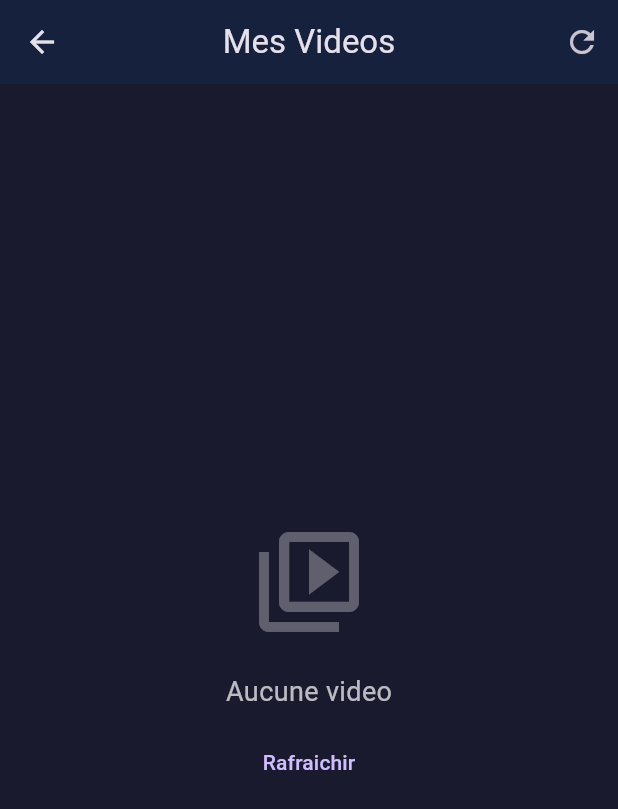
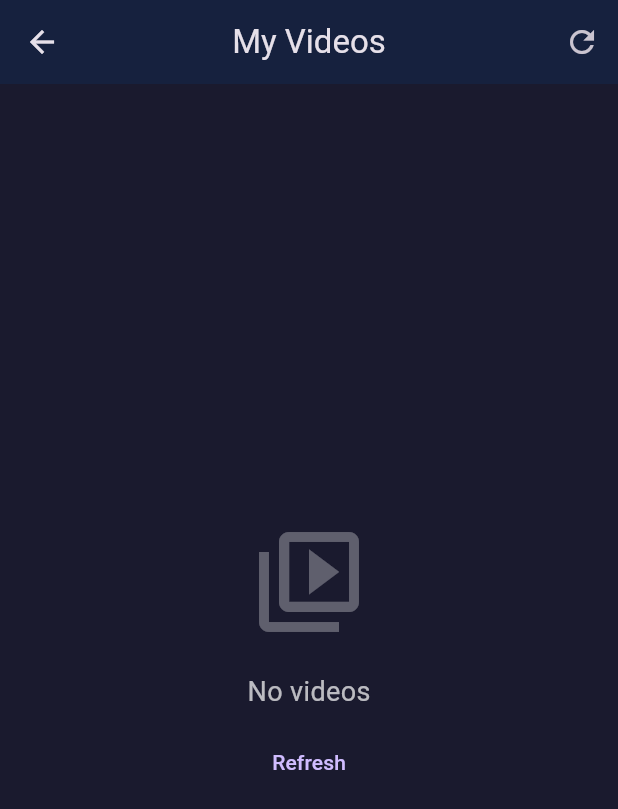
Before and after one commit to svinkels73/dakar301_ios, a Flutter app: the screen it shows after launch, after a tap on the "video collection" icon, on a phone screen of 412 x 824 dp. Shown: the top 809 px of the screen. Run offline on Flutter 3.47's test engine with Material 3 defaults, Android fonts, the phone set to English and light mode, and no system bars; our stand-ins replace connectivity_plus, image_picker, share_plus, shared_preferences, sqflite; missing offline and left inert: workmanager; accounts and stored records are empty; network calls fail.

Commit message:
v3.5.0 - Full English translation
- Translated all UI text from French to English
- home_screen.dart: status messages, buttons, dialogs
- videos_screen.dart: titles, dialogs, messages
- Version bumped to 3.5.0+17

🤖 Generated with [Claude Code](https://claude.com/claude-code)

Co-Authored-By: Claude Opus 4.5 <noreply@anthropic.com>

```diff
--- a/lib/screens/home_screen.dart
+++ b/lib/screens/home_screen.dart
@@ -68,7 +68,7 @@ class _HomeScreenState extends State<HomeScreen> with WidgetsBindingObserver {
     if (mounted) {
       setState(() {
         _isConnected = connected;
-        _statusMessage = connected ? 'Connecte au serveur' : 'Hors ligne';
+        _statusMessage = connected ? 'Connected to server' : 'Offline';
       });
     }
 
@@ -82,7 +82,7 @@ class _HomeScreenState extends State<HomeScreen> with WidgetsBindingObserver {
     if (_queueCount == 0 || _isUploading) return;
 
     setState(() {
-      _statusMessage = 'Envoi des fichiers en attente...';
+      _statusMessage = 'Sending queued files...';
     });
 
     final uploaded = await QueueService.processQueue();
@@ -91,9 +91,9 @@ class _HomeScreenState extends State<HomeScreen> with WidgetsBindingObserver {
     if (mounted) {
       setState(() {
         if (uploaded > 0) {
-          _statusMessage = '$uploaded fichier(s) envoye(s)!';
+          _statusMessage = '$uploaded file(s) sent!';
         } else {
-          _statusMessage = _isConnected ? 'Connecte au serveur' : 'Hors ligne';
+          _statusMessage = _isConnected ? 'Connected to server' : 'Offline';
         }
       });
     }
@@ -111,7 +111,7 @@ class _HomeScreenState extends State<HomeScreen> with WidgetsBindingObserver {
       }
     } catch (e) {
       setState(() {
-        _statusMessage = 'Erreur camera';
+        _statusMessage = 'Camera error';
       });
     }
   }
@@ -128,7 +128,7 @@ class _HomeScreenState extends State<HomeScreen> with WidgetsBindingObserver {
       }
     } catch (e) {
       setState(() {
-        _statusMessage = 'Erreur camera';
+        _statusMessage = 'Camera error';
       });
     }
   }
@@ -139,7 +139,7 @@ class _HomeScreenState extends State<HomeScreen> with WidgetsBindingObserver {
         context: context,
         builder: (context) => AlertDialog(
           backgroundColor: const Color(0xFF16213e),
-          title: const Text('Choisir', style: TextStyle(color: Colors.white)),
+          title: const Text('Choose', style: TextStyle(color: Colors.white)),
           content: Column(
             mainAxisSize: MainAxisSize.min,
             children: [
@@ -171,7 +171,7 @@ class _HomeScreenState extends State<HomeScreen> with WidgetsBindingObserver {
       }
     } catch (e) {
       setState(() {
-        _statusMessage = 'Erreur selection';
+        _statusMessage = 'Selection error';
       });
     }
   }
@@ -181,7 +181,7 @@ class _HomeScreenState extends State<HomeScreen> with WidgetsBindingObserver {
       // Try direct upload
       setState(() {
         _isUploading = true;
-        _statusMessage = 'Upload en cours...';
+        _statusMessage = 'Uploading...';
       });
 
       Map<String, dynamic>? result;
@@ -197,7 +197,7 @@ class _HomeScreenState extends State<HomeScreen> with WidgetsBindingObserver {
 
       if (result != null) {
         setState(() {
-          _statusMessage = '${type == 'video' ? 'Video' : 'Photo'} envoyee!';
+          _statusMessage = '${type == 'video' ? 'Video' : 'Photo'} sent!';
         });
       } else {
         // Upload failed - add to queue
@@ -214,14 +214,14 @@ class _HomeScreenState extends State<HomeScreen> with WidgetsBindingObserver {
     await _updateQueueCount();
 
     setState(() {
-      _statusMessage = 'Ajoute a la file ($_queueCount en attente)';
+      _statusMessage = 'Added to queue ($_queueCount pending)';
     });
 
     // Show snackbar
     if (mounted) {
       ScaffoldMessenger.of(context).showSnackBar(
         SnackBar(
-          content: Text('${type == 'video' ? 'Video' : 'Photo'} ajoutee a la file d\'attente'),
+          content: Text('${type == 'video' ? 'Video' : 'Photo'} added to queue'),
           backgroundColor: Colors.orange,
           duration: const Duration(seconds: 2),
         ),
@@ -320,7 +320,7 @@ class _HomeScreenState extends State<HomeScreen> with WidgetsBindingObserver {
               if (_queueCount > 0) ...[
                 const SizedBox(height: 10),
                 Text(
-                  '$_queueCount fichier(s) en attente',
+                  '$_queueCount file(s) pending',
                   style: const TextStyle(color: Colors.orange, fontSize: 14),
                 ),
               ],
@@ -331,7 +331,7 @@ class _HomeScreenState extends State<HomeScreen> with WidgetsBindingObserver {
               ElevatedButton.icon(
                 onPressed: _isUploading ? null : _captureVideo,
                 icon: const Icon(Icons.videocam, size: 24),
-                label: const Text('Capturer Video', style: TextStyle(fontSize: 16)),
+                label: const Text('Capture Video', style: TextStyle(fontSize: 16)),
                 style: ElevatedButton.styleFrom(
                   backgroundColor: const Color(0xFFe94560),
                   foregroundColor: Colors.white,
@@ -347,7 +347,7 @@ class _HomeScreenState extends State<HomeScreen> with WidgetsBindingObserver {
               ElevatedButton.icon(
                 onPressed: _isUploading ? null : _capturePhoto,
                 icon: const Icon(Icons.camera_alt, size: 24),
-                label: const Text('Prendre Photo', style: TextStyle(fontSize: 16)),
+                label: const Text('Take Photo', style: TextStyle(fontSize: 16)),
                 style: ElevatedButton.styleFrom(
                   backgroundColor: const Color(0xFF4a90d9),
                   foregroundColor: Colors.white,
@@ -363,7 +363,7 @@ class _HomeScreenState extends State<HomeScreen> with WidgetsBindingObserver {
               OutlinedButton.icon(
                 onPressed: _isUploading ? null : _selectFromGallery,
                 icon: const Icon(Icons.photo_library, size: 22),
-                label: const Text('Choisir de la Galerie', style: TextStyle(fontSize: 14)),
+                label: const Text('Choose from Gallery', style: TextStyle(fontSize: 14)),
                 style: OutlinedButton.styleFrom(
                   foregroundColor: Colors.white,
                   side: const BorderSide(color: Colors.white54),
@@ -382,7 +382,7 @@ class _HomeScreenState extends State<HomeScreen> with WidgetsBindingObserver {
                     CircularProgressIndicator(color: Color(0xFFe94560)),
                     SizedBox(height: 10),
                     Text(
-                      'Upload en cours...',
+                      'Uploading...',
                       style: TextStyle(color: Colors.white70),
                     ),
                   ],
@@ -397,8 +397,8 @@ class _HomeScreenState extends State<HomeScreen> with WidgetsBindingObserver {
                 },
                 icon: const Icon(Icons.refresh, size: 18),
                 label: Text(_queueCount > 0 && _isConnected
-                  ? 'Envoyer maintenant'
-                  : 'Rafraichir'),
+                  ? 'Send now'
+                  : 'Refresh'),
                 style: TextButton.styleFrom(
                   foregroundColor: Colors.white54,
                 ),
--- a/lib/screens/videos_screen.dart
+++ b/lib/screens/videos_screen.dart
@@ -37,19 +37,19 @@ class _VideosScreenState extends State<VideosScreen> {
       context: context,
       builder: (context) => AlertDialog(
         backgroundColor: const Color(0xFF16213e),
-        title: const Text('Supprimer', style: TextStyle(color: Colors.white)),
+        title: const Text('Delete', style: TextStyle(color: Colors.white)),
         content: const Text(
-          'Voulez-vous vraiment supprimer cette video?',
+          'Do you really want to delete this video?',
           style: TextStyle(color: Colors.white70),
         ),
         actions: [
           TextButton(
             onPressed: () => Navigator.pop(context, false),
-            child: const Text('Annuler'),
+            child: const Text('Cancel'),
           ),
           TextButton(
             onPressed: () => Navigator.pop(context, true),
-            child: const Text('Supprimer', style: TextStyle(color: Colors.red)),
+            child: const Text('Delete', style: TextStyle(color: Colors.red)),
           ),
         ],
       ),
@@ -61,7 +61,7 @@ class _VideosScreenState extends State<VideosScreen> {
         _loadVideos();
         if (mounted) {
           ScaffoldMessenger.of(context).showSnackBar(
-            const SnackBar(content: Text('Video supprimee')),
+            const SnackBar(content: Text('Video deleted')),
           );
         }
       }
@@ -79,7 +79,7 @@ class _VideosScreenState extends State<VideosScreen> {
     return Scaffold(
       backgroundColor: const Color(0xFF1a1a2e),
       appBar: AppBar(
-        title: const Text('Mes Videos'),
+        title: const Text('My Videos'),
         backgroundColor: const Color(0xFF16213e),
         centerTitle: true,
         actions: [
@@ -105,7 +105,7 @@ class _VideosScreenState extends State<VideosScreen> {
                       ),
                       const SizedBox(height: 20),
                       const Text(
-                        'Aucune video',
+                        'No videos',
                         style: TextStyle(
                           color: Colors.white70,
                           fontSize: 18,
@@ -114,7 +114,7 @@ class _VideosScreenState extends State<VideosScreen> {
                       const SizedBox(height: 10),
                       TextButton(
                         onPressed: _loadVideos,
-                        child: const Text('Rafraichir'),
+                        child: const Text('Refresh'),
                       ),
                     ],
                   ),
@@ -134,7 +134,7 @@ class _VideosScreenState extends State<VideosScreen> {
   }
 
   Widget _buildVideoCard(Map<String, dynamic> video) {
-    final title = video['title'] ?? 'Sans titre';
+    final title = video['title'] ?? 'Untitled';
     final date = video['createdAt'] ?? video['date'] ?? '';
     final videoId = video['id']?.toString() ?? video['_id']?.toString() ?? '';
 
--- a/pubspec.yaml
+++ b/pubspec.yaml
@@ -1,7 +1,7 @@
 name: dakar301
 description: "DAKAR 301 - Capture and share your videos"
 publish_to: 'none'
-version: 3.4.0+16
+version: 3.5.0+17
 
 environment:
   sdk: ^3.5.0
```
